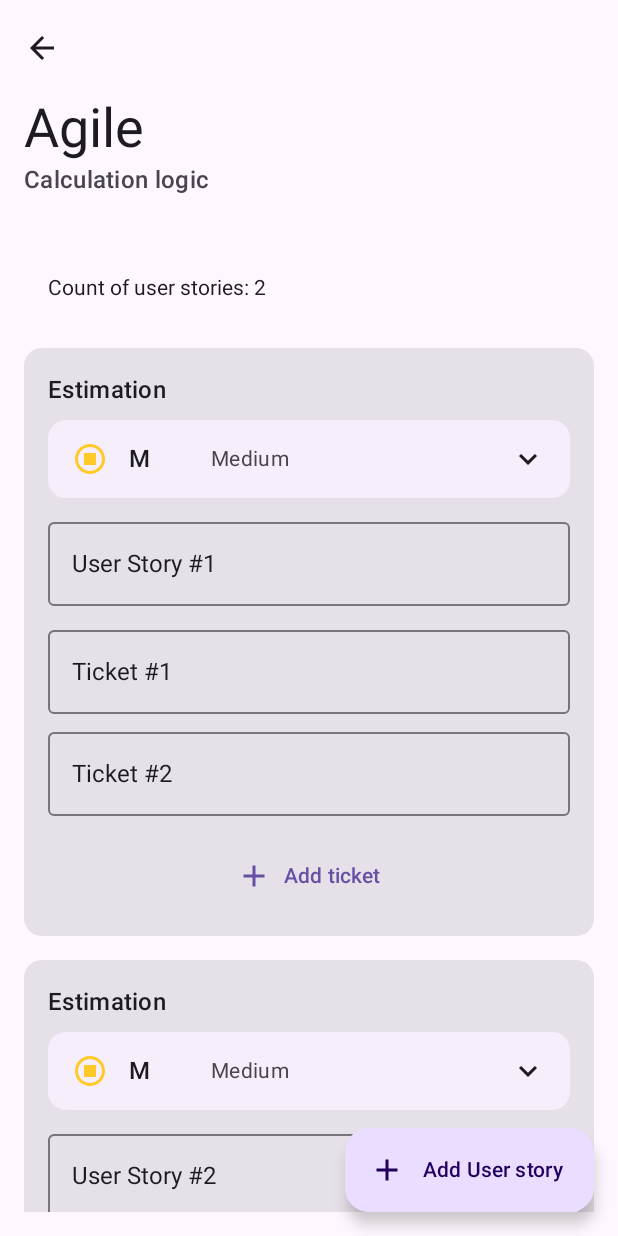
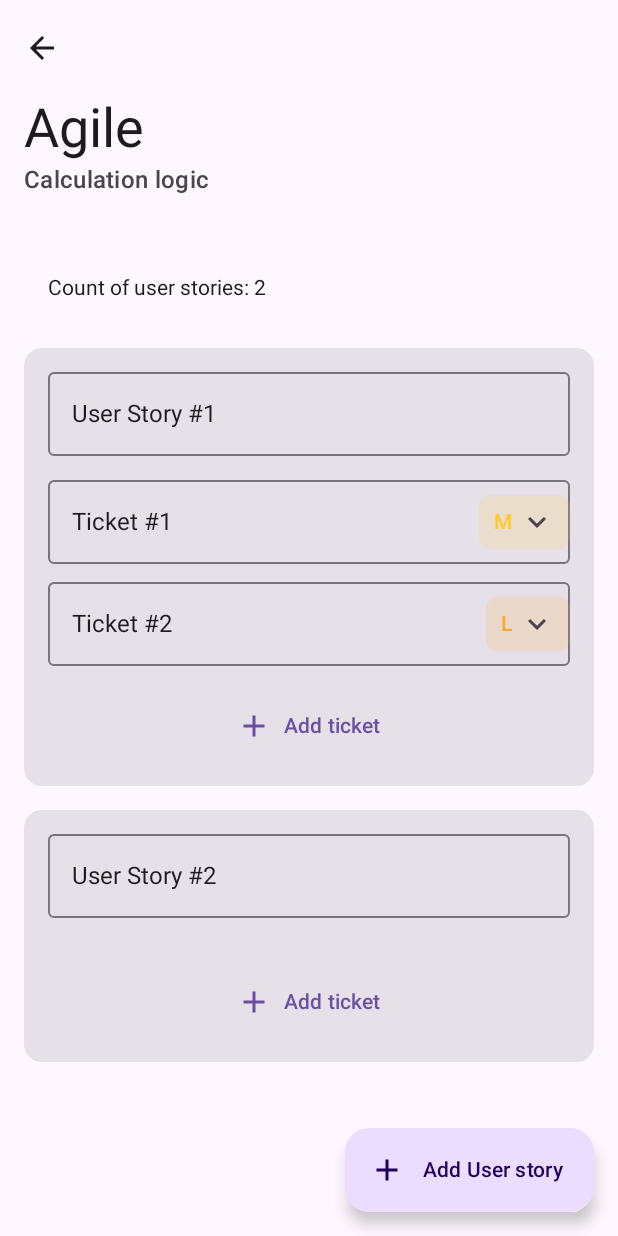
Before and after one commit to Sirelon/AICalories, an Android app built with Jetpack Compose: the @Preview function AgileScreenPreview, on a phone screen of 412 x 824 dp. Run offline under Robolectric (Android 15) with nearby library versions, the light colour scheme and no system bars.

Commit message:
Add per-ticket estimations

```diff
--- a/composeApp/src/commonMain/kotlin/com/sirelon/aicalories/features/agile/AgileScreen.kt
+++ b/composeApp/src/commonMain/kotlin/com/sirelon/aicalories/features/agile/AgileScreen.kt
@@ -4,15 +4,19 @@ import androidx.compose.foundation.layout.Arrangement
 import androidx.compose.foundation.layout.Column
 import androidx.compose.foundation.layout.fillMaxWidth
 import androidx.compose.foundation.layout.padding
+import androidx.compose.foundation.layout.Row
 import androidx.compose.foundation.lazy.LazyColumn
 import androidx.compose.foundation.lazy.items
 import androidx.compose.foundation.lazy.rememberLazyListState
 import androidx.compose.material.icons.Icons
 import androidx.compose.material.icons.outlined.Add
+import androidx.compose.material.icons.outlined.ExpandMore
 import androidx.compose.material3.Card
 import androidx.compose.material3.ExtendedFloatingActionButton
 import androidx.compose.material3.Icon
+import androidx.compose.material3.MaterialTheme
 import androidx.compose.material3.Scaffold
+import androidx.compose.material3.Surface
 import androidx.compose.material3.Text
 import androidx.compose.material3.TextButton
 import androidx.compose.material3.TopAppBarDefaults
@@ -21,11 +25,12 @@ import androidx.compose.runtime.derivedStateOf
 import androidx.compose.runtime.getValue
 import androidx.compose.runtime.mutableStateOf
 import androidx.compose.runtime.remember
-import androidx.compose.runtime.saveable.rememberSaveable
 import androidx.compose.runtime.setValue
+import androidx.compose.ui.Alignment
 import androidx.compose.ui.Modifier
 import androidx.compose.ui.input.nestedscroll.nestedScroll
 import androidx.compose.ui.tooling.preview.Preview
+import androidx.compose.ui.unit.dp
 import androidx.lifecycle.compose.collectAsStateWithLifecycle
 import com.sirelon.aicalories.designsystem.AppDimens
 import com.sirelon.aicalories.designsystem.AppLargeAppBar
@@ -54,6 +59,15 @@ fun AgileScreen(
         onTicketNameChange = { storyId, ticketId, name ->
             viewModel.onEvent(AgileContract.AgileEvent.TicketNameChanged(storyId, ticketId, name))
         },
+        onTicketEstimationChange = { storyId, ticketId, estimation ->
+            viewModel.onEvent(
+                AgileContract.AgileEvent.TicketEstimationChanged(
+                    storyId = storyId,
+                    ticketId = ticketId,
+                    estimation = estimation,
+                )
+            )
+        },
     )
 }
 
@@ -65,6 +79,7 @@ private fun AgileScreenContent(
     onAddTicket: (Int) -> Unit,
     onStoryNameChange: (Int, String) -> Unit,
     onTicketNameChange: (Int, Int, String) -> Unit,
+    onTicketEstimationChange: (Int, Int, Estimation) -> Unit,
 ) {
     val scrollBehavior = TopAppBarDefaults.enterAlwaysScrollBehavior()
 
@@ -120,6 +135,9 @@ private fun AgileScreenContent(
                     onTicketNameChange = { ticketId, value ->
                         onTicketNameChange(story.id, ticketId, value)
                     },
+                    onTicketEstimationChange = { ticketId, estimation ->
+                        onTicketEstimationChange(story.id, ticketId, estimation)
+                    },
                 )
             }
         }
@@ -132,19 +150,13 @@ private fun UserStoryCard(
     onStoryNameChange: (String) -> Unit,
     onAddTicket: () -> Unit,
     onTicketNameChange: (Int, String) -> Unit,
+    onTicketEstimationChange: (Int, Estimation) -> Unit,
 ) {
-    var estimation by rememberSaveable(story.id) { mutableStateOf(Estimation.M) }
-
     Card(modifier = Modifier.fillMaxWidth()) {
         Column(
             modifier = Modifier.padding(AppDimens.Spacing.xl3),
             verticalArrangement = Arrangement.spacedBy(AppDimens.Spacing.xl3),
         ) {
-            EstimationChooser(
-                selected = estimation,
-                onSelected = { estimation = it },
-            )
-
             Input(
                 modifier = Modifier.fillMaxWidth(),
                 value = story.name,
@@ -156,11 +168,12 @@ private fun UserStoryCard(
                 verticalArrangement = Arrangement.spacedBy(AppDimens.Spacing.xl),
             ) {
                 story.tickets.forEach { ticket ->
-                    Input(
-                        modifier = Modifier.fillMaxWidth(),
-                        value = ticket.name,
-                        onValueChange = { onTicketNameChange(ticket.id, it) },
-                        singleLine = true,
+                    TicketInput(
+                        ticket = ticket,
+                        onTicketNameChange = { onTicketNameChange(ticket.id, it) },
+                        onTicketEstimationChange = { estimation ->
+                            onTicketEstimationChange(ticket.id, estimation)
+                        },
                     )
                 }
             }
@@ -179,6 +192,72 @@ private fun UserStoryCard(
     }
 }
 
+@Composable
+private fun TicketInput(
+    ticket: AgileContract.Ticket,
+    onTicketNameChange: (String) -> Unit,
+    onTicketEstimationChange: (Estimation) -> Unit,
+) {
+    var isSheetOpen by remember { mutableStateOf(false) }
+
+    Input(
+        modifier = Modifier.fillMaxWidth(),
+        value = ticket.name,
+        onValueChange = onTicketNameChange,
+        singleLine = true,
+        trailingIcon = {
+            TicketEstimationTrailing(
+                estimation = ticket.estimation,
+                onClick = { isSheetOpen = true },
+            )
+        },
+    )
+
+    if (isSheetOpen) {
+        EstimationPickerSheet(
+            selected = ticket.estimation,
+            onSelected = {
+                onTicketEstimationChange(it)
+                isSheetOpen = false
+            },
+            onDismissRequest = { isSheetOpen = false },
+        )
+    }
+}
+
+@Composable
+private fun TicketEstimationTrailing(
+    estimation: Estimation,
+    onClick: () -> Unit,
+) {
+    Surface(
+        onClick = onClick,
+        shape = MaterialTheme.shapes.small,
+        tonalElevation = 0.dp,
+        color = estimation.color().copy(alpha = 0.15f),
+    ) {
+        Row(
+            modifier = Modifier.padding(
+                horizontal = AppDimens.Spacing.l,
+                vertical = AppDimens.Spacing.s,
+            ),
+            horizontalArrangement = Arrangement.spacedBy(AppDimens.Spacing.xs),
+            verticalAlignment = Alignment.CenterVertically,
+        ) {
+            Text(
+                text = estimation.code(),
+                style = MaterialTheme.typography.labelLarge,
+                color = estimation.color(),
+            )
+            Icon(
+                imageVector = Icons.Outlined.ExpandMore,
+                contentDescription = null,
+                tint = MaterialTheme.colorScheme.onSurfaceVariant,
+            )
+        }
+    }
+}
+
 @Preview
 @Composable
 private fun AgileScreenPreview() {
@@ -190,7 +269,7 @@ private fun AgileScreenPreview() {
                     name = "User Story #1",
                     tickets = listOf(
                         AgileContract.Ticket(id = 1, name = "Ticket #1"),
-                        AgileContract.Ticket(id = 2, name = "Ticket #2"),
+                        AgileContract.Ticket(id = 2, name = "Ticket #2", estimation = Estimation.L),
                     ),
                 ),
                 AgileContract.UserStory(
@@ -207,5 +286,6 @@ private fun AgileScreenPreview() {
         onAddTicket = { _ -> },
         onStoryNameChange = { _, _ -> },
         onTicketNameChange = { _, _, _ -> },
+        onTicketEstimationChange = { _, _, _ -> },
     )
 }
```
Also changed, not shown: composeApp/src/commonMain/kotlin/com/sirelon/aicalories/features/agile/EstimationChooser.kt (+20 -7 lines), composeApp/src/commonMain/kotlin/com/sirelon/aicalories/features/agile/presentation/AgileContract.kt (+8 -0 lines), composeApp/src/commonMain/kotlin/com/sirelon/aicalories/features/agile/presentation/AgileViewModel.kt (+26 -0 lines).
